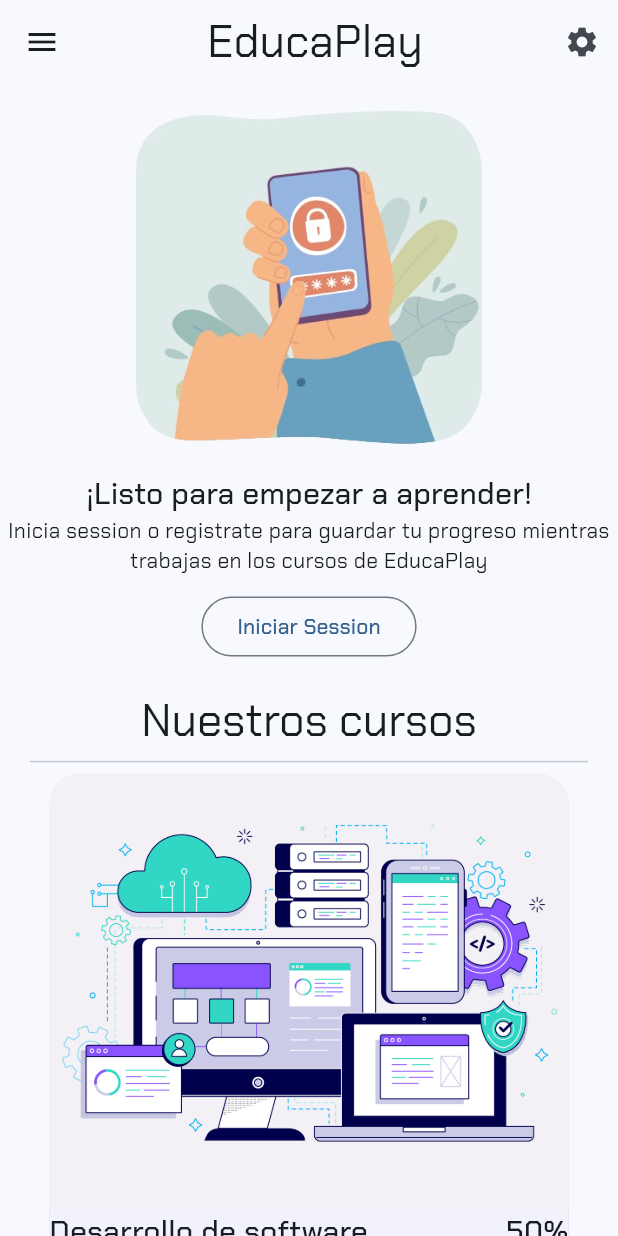
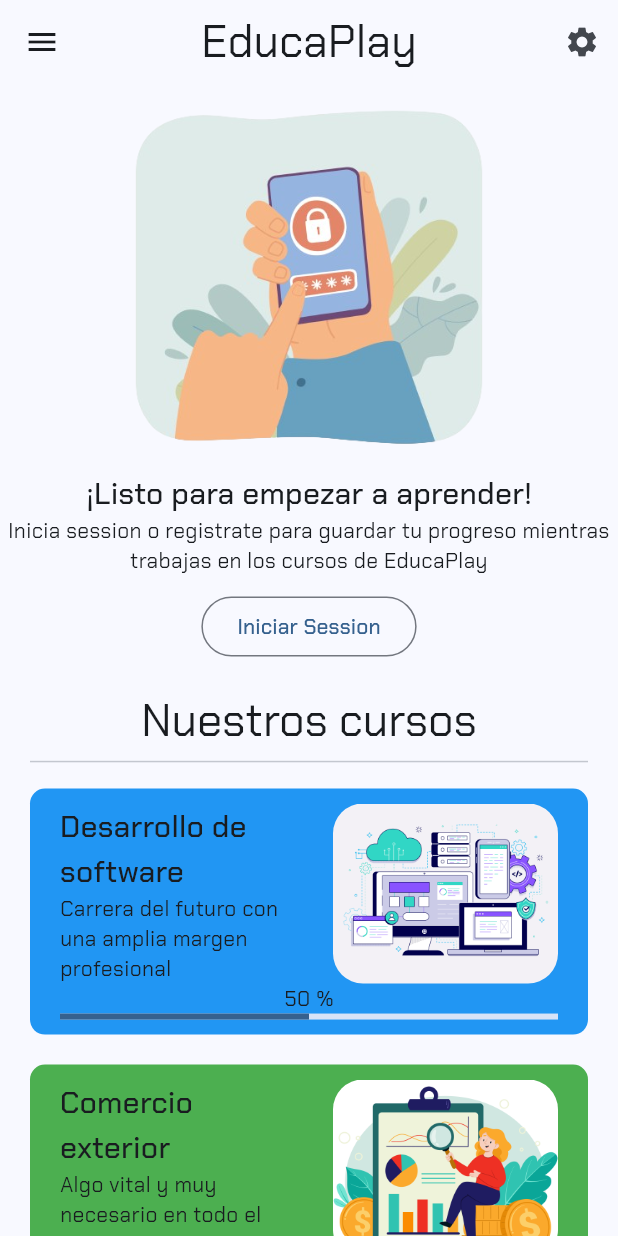
Before and after one commit to MateoLl1/EduPlay, a Flutter app: the screen it shows after launch, on a phone screen of 412 x 824 dp. Run offline on Flutter 3.47's test engine with Material 3 defaults, Android fonts, the phone set to English and light mode, and no system bars; our stand-ins replace animate_do, flutter_riverpod, go_router, google_fonts.

Commit message:
mejorando UI del HomeScreen

```diff
--- a/lib/config/items/cursos_items.dart
+++ b/lib/config/items/cursos_items.dart
@@ -1,14 +1,20 @@
+
+import 'package:flutter/material.dart';
 
 class CursoItem {
   final String image;
   final String title;
+  final String caption;
   final String url;
   final double porcent;
+  final Color color;
 
   const CursoItem({
     required this.image,
     required this.title,
+    required this.caption,
     required this.url,
+    required this.color,
     this.porcent = 0.5
   }):assert((porcent >= 0 && porcent <= 1), 'Porcentaje ingresado no esta dentro de los rangos [0 - 1]');
 
@@ -19,13 +25,17 @@ const appCursosItems = <CursoItem>[
   CursoItem(
     image: 'assets/img/software.jpg',
     title: 'Desarrollo de software',
+    caption: 'Carrera del futuro con una amplia margen profesional',
     url: '/software',
+    color: Colors.blue
   ),
   CursoItem(
     image: 'assets/img/comercio-exterior.jpg',
     title: 'Comercio exterior',
+    caption: 'Algo vital y muy necesario en todo el mundo',
     url: '/comercio-exterior',
-    porcent: 0.1
+    porcent: 0.1,
+    color: Colors.green
   ),
 
 
--- a/lib/presentation/screens/home/home_screen.dart
+++ b/lib/presentation/screens/home/home_screen.dart
@@ -14,8 +14,14 @@ class HomeScreen extends ConsumerWidget {
     final scaffoldKey = GlobalKey<ScaffoldState>();
     return Scaffold(
       key: scaffoldKey,
-      appBar: AppBar(
-        title: const Center(child:Text('EducaPlay')),
+      drawer: MenuLateral(scaffoldKey: scaffoldKey),
+      body: CustomScrollView(
+        slivers: [
+
+          SliverAppBar(
+            floating: true,
+            centerTitle: true,
+            title: const Text('EducaPlay'),
             actions: [
               IconButton(
                 icon: const Icon(Icons.settings),
@@ -25,8 +31,17 @@ class HomeScreen extends ConsumerWidget {
               )
             ],
           ),
-      drawer: MenuLateral(scaffoldKey: scaffoldKey),
-      body: const SingleChildScrollView(child: _HomeView()),
+
+
+          SliverList(
+            delegate: SliverChildBuilderDelegate(
+              childCount: 1,
+              (context, index) => const _HomeView()
+            )
+          )
+
+        ],
+      ),
     );
   }
 }
@@ -49,6 +64,8 @@ class _HomeView extends StatelessWidget {
           SizedBox(height: 20),
 
           _CursosListView(),
+
+          SizedBox(height: 20),
 
           ProxiTarjeta(),
 
@@ -78,8 +95,11 @@ class _CursosListView extends StatelessWidget {
 
 
         ...appCursosItems.map((curso)
-           => CursoTarjeta(
-            image: curso.image, title: curso.title, url: curso.url, porcent: curso.porcent
+           => Padding(
+             padding: const EdgeInsets.symmetric(horizontal: 20),
+             child: CursoTarjeta(
+                curso: curso,
+              ),
            ),
         )
 
--- a/lib/presentation/widgets/curso_tarjeta.dart
+++ b/lib/presentation/widgets/curso_tarjeta.dart
@@ -1,67 +1,67 @@
 import 'package:flutter/material.dart';
+import 'package:games/config/config.dart';
 import 'package:go_router/go_router.dart';
 
 class CursoTarjeta extends StatelessWidget {
-  final String image;
-  final String title;
-  final String url;
-  final double porcent;
-
+  final CursoItem curso;
   const CursoTarjeta({
     super.key,
-    required this.image,
-    required this.title,
-    required this.url,
-    required this.porcent
+    required this.curso,
   });
 
   @override
   Widget build(BuildContext context) {
+    final size = MediaQuery.of(context).size;
     final textStyle = Theme.of(context).textTheme;
-    final size = MediaQuery.of(context).size;
-    return InkWell(
-      borderRadius: BorderRadius.circular(20),
-      onTap: (){
-        context.push(url);
-      },
-      child: Padding(
-        padding: EdgeInsets.symmetric(horizontal: size.width * 0.08),
-        child: ClipRRect(
-          borderRadius: BorderRadius.circular(20),
-          child: Card(
-            margin: const EdgeInsets.only(bottom: 30),
-            elevation: 7,
-            child: Column(
+    return GestureDetector(
+      onTap: () => context.push(curso.url),
+      child: Container(
+        margin: const EdgeInsets.symmetric(vertical: 10),
+        padding: const EdgeInsets.symmetric(horizontal: 20,vertical: 10),
+        width: size.width,
+        decoration: BoxDecoration(
+          color: curso.color,
+          borderRadius: BorderRadius.circular(10)
+        ),
+        child: Column(
+          mainAxisAlignment: MainAxisAlignment.center,
+          children: [
+
+            Row(
               children: [
 
-
-                Image.asset(
-                  image,
-                  height: 290,
-                  width: double.infinity,
-                  fit: BoxFit.fitHeight,
-                ),
-
-
                 SizedBox(
-                  width: double.infinity,
-                  child: Row(
-                    // alignment: (size.width>300)
-                    // ? WrapAlignment.spaceBetween
-                    // : WrapAlignment.center,
+                  width: size.width*.4,
+                  child: Column(
+                    crossAxisAlignment: CrossAxisAlignment.start,
                     children: [
-                      Text(title, style: textStyle.titleMedium),
-                      const Spacer(),
-                      Text('${(porcent*100).toInt()}%', style: textStyle.titleMedium),
+                      Text(curso.title,style: textStyle.titleMedium,),
+                      Text(curso.caption,style: textStyle.bodyMedium,),
                     ],
                   ),
                 ),
+                const Spacer(),
+                ClipRRect(
+                  borderRadius: BorderRadius.circular(20),
+                  child: Image(
+                    image: AssetImage(curso.image),
+                    fit: BoxFit.cover,
+                    width: 150,
+                    height: 120,
+                  ),
+                ),
+
+              ],
+            ),
 
 
-                LinearProgressIndicator(value: porcent),
+            Column(
+              children: [
+                Text('${(curso.porcent* 100).round()} %'),
+                LinearProgressIndicator(value: curso.porcent,),
               ],
-            ),
-          ),
+            )
+          ],
         ),
       ),
     );
--- a/lib/presentation/widgets/proxi_tarjeta.dart
+++ b/lib/presentation/widgets/proxi_tarjeta.dart
@@ -8,25 +8,30 @@ class ProxiTarjeta extends StatelessWidget {
     final size = MediaQuery.of(context).size;
     final textStyle = Theme.of(context).textTheme;
     return ClipRRect(
-      borderRadius: BorderRadius.circular(40),
-      child: Card(
-        elevation: 10,
+      borderRadius: BorderRadius.circular(20),
+      child: Container(
+        margin: const EdgeInsets.symmetric(horizontal: 40),
+        decoration: BoxDecoration(
+          borderRadius: BorderRadius.circular(20),
+          color: Colors.black,
+        ),
         child: Stack(
+          alignment: Alignment.center,
           children: [
 
 
-            Image.asset(
-              'assets/img/proximamente.jpg',
-              height: size.height * 0.3,
-              width: double.infinity,
-              fit: BoxFit.cover,
+            ClipRRect(
+              borderRadius: BorderRadius.circular(20),
+              child: Image.asset(
+                'assets/img/proximamente.jpg',
+                width: size.width,
+                height: 100,
+                fit: BoxFit.cover,
+              ),
             ),
 
 
             Positioned(
-              top: size.height * 0.12,
-              left: 0,
-              right: 0,
               child: Center(
                 child: Text(
                   "Pronto más cursos",
```
Also changed, not shown: pubspec.lock. Lines whose indentation alone changed are shown as unchanged.
